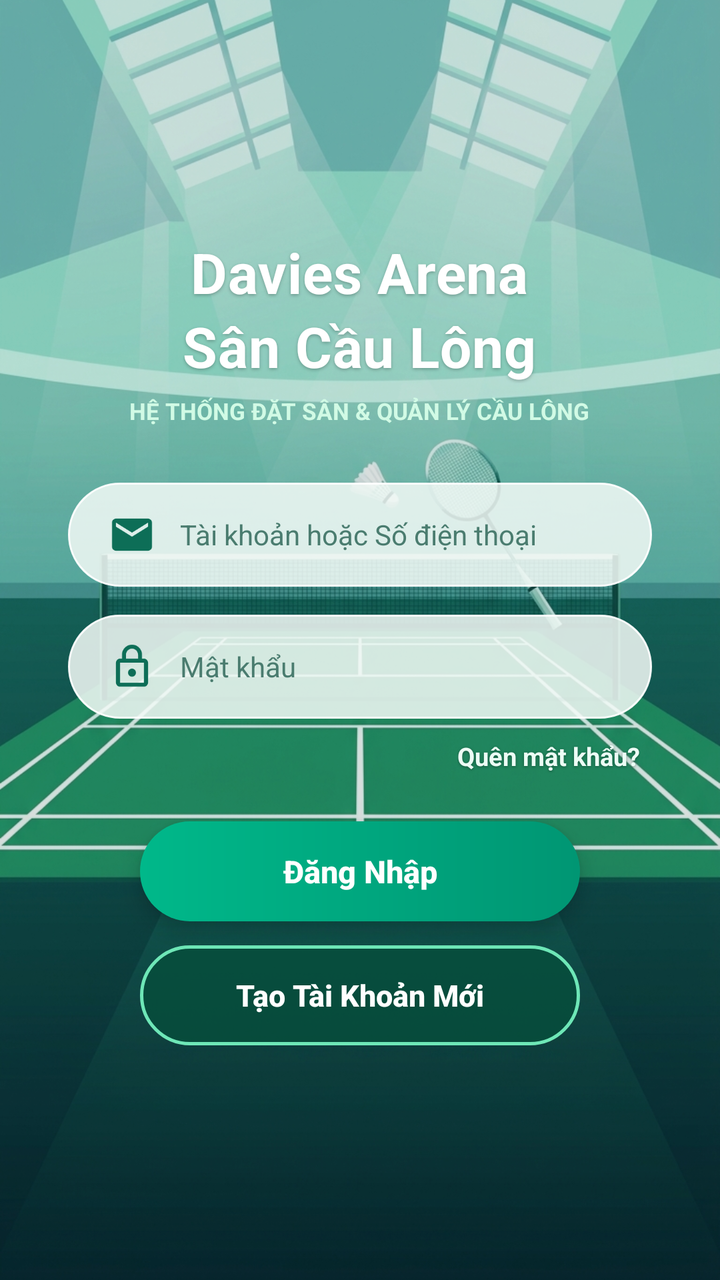
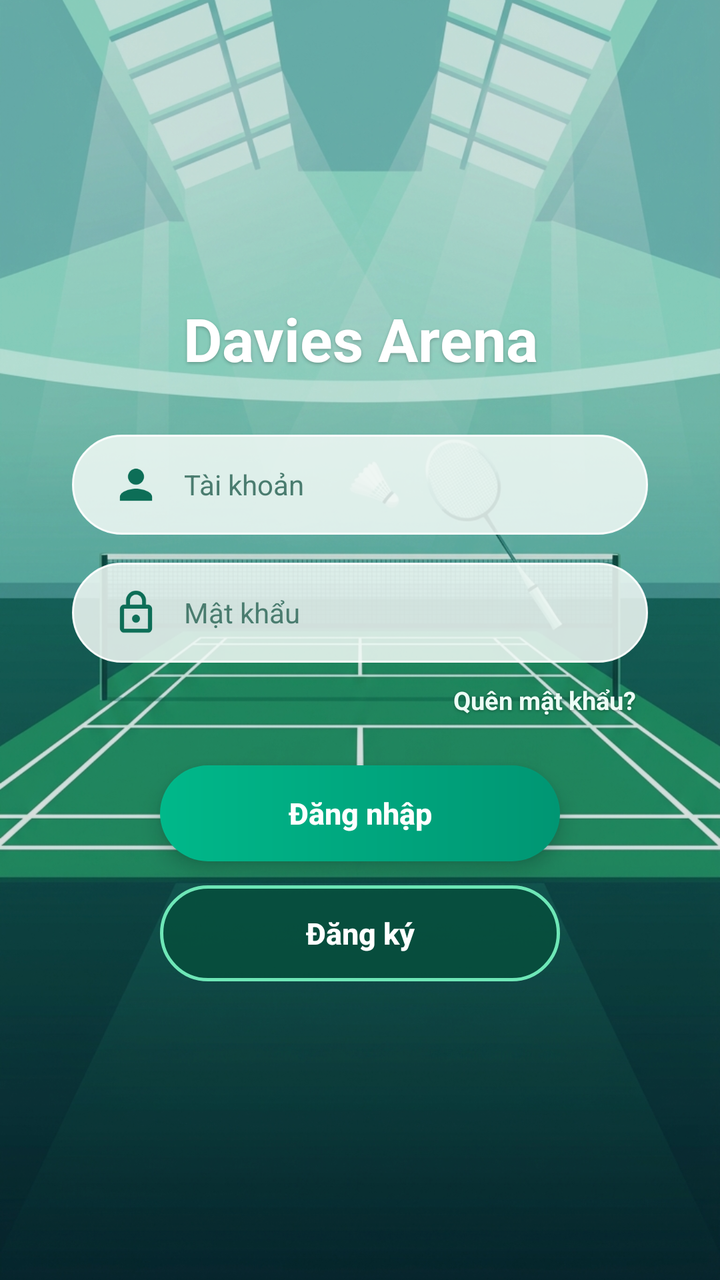

Screens rendered from an Android XML layout before and after an edit, with the pre-edit source and the edit as a unified diff.
<!-- AndroidManifest.xml: application theme Theme.DaviesArena -->
<!-- res/layout/activity_login.xml -->
<?xml version="1.0" encoding="utf-8"?>
<FrameLayout xmlns:android="http://schemas.android.com/apk/res/android"
    android:layout_width="match_parent"
    android:layout_height="match_parent"
    android:background="#06372C">

    
    <ImageView
        android:layout_width="match_parent"
        android:layout_height="match_parent"
        android:contentDescription="Sân cầu lông Davies Arena"
        android:scaleType="centerCrop"
        android:src="@drawable/bg_login_emerald_court" />

    
    <View
        android:layout_width="match_parent"
        android:layout_height="match_parent"
        android:background="#2604221B" />

    
    <LinearLayout
        android:layout_width="match_parent"
        android:layout_height="match_parent"
        android:gravity="center"
        android:orientation="vertical"
        android:paddingStart="34dp"
        android:paddingEnd="34dp">

        
        <TextView
            android:layout_width="wrap_content"
            android:layout_height="wrap_content"
            android:gravity="center"
            android:letterSpacing="0.01"
            android:lineSpacingExtra="4dp"
            android:shadowColor="#40000000"
            android:shadowDx="0"
            android:shadowDy="2"
            android:shadowRadius="4"
            android:text="Davies Arena\nSân Cầu Lông"
            android:textColor="#FFFFFF"
            android:textSize="28sp"
            android:textStyle="bold" />

        <TextView
            android:layout_width="wrap_content"
            android:layout_height="wrap_content"
            android:layout_marginTop="6dp"
            android:layout_marginBottom="28dp"
            android:text="HỆ THỐNG ĐẶT SÂN &amp; QUẢN LÝ CẦU LÔNG"
            android:textColor="#D1FAE5"
            android:textSize="11.5sp"
            android:textStyle="bold" />

        
        <EditText
            android:id="@+id/edtLoginUser"
            android:layout_width="match_parent"
            android:layout_height="52dp"
            android:layout_marginBottom="14dp"
            android:background="@drawable/bg_input_frosted_pill"
            android:drawableStart="@drawable/ic_email"
            android:drawablePadding="12dp"
            android:drawableTint="#0D6E57"
            android:elevation="3dp"
            android:hint="Tài khoản hoặc Số điện thoại"
            android:inputType="text"
            android:paddingStart="20dp"
            android:paddingEnd="20dp"
            android:textColor="#072A22"
            android:textColorHint="#4A7C6F"
            android:textSize="14sp" />

        
        <EditText
            android:id="@+id/edtLoginPass"
            android:layout_width="match_parent"
            android:layout_height="52dp"
            android:background="@drawable/bg_input_frosted_pill"
            android:drawableStart="@drawable/ic_lock"
            android:drawablePadding="12dp"
            android:drawableTint="#0D6E57"
            android:elevation="3dp"
            android:hint="Mật khẩu"
            android:inputType="textPassword"
            android:paddingStart="20dp"
            android:paddingEnd="20dp"
            android:textColor="#072A22"
            android:textColorHint="#4A7C6F"
            android:textSize="14sp" />

        
        <TextView
            android:id="@+id/tvForgotPass"
            android:layout_width="wrap_content"
            android:layout_height="wrap_content"
            android:layout_gravity="end"
            android:layout_marginTop="10dp"
            android:layout_marginEnd="6dp"
            android:shadowColor="#60000000"
            android:shadowDx="0"
            android:shadowDy="1"
            android:shadowRadius="3"
            android:text="Quên mật khẩu?"
            android:textColor="#ECFDF5"
            android:textSize="12.5sp"
            android:textStyle="bold" />

        
        <androidx.appcompat.widget.AppCompatButton
            android:id="@+id/btnLogin"
            android:layout_width="220dp"
            android:layout_height="50dp"
            android:layout_marginTop="24dp"
            android:background="@drawable/bg_btn_emerald_pill"
            android:elevation="6dp"
            android:stateListAnimator="@null"
            android:text="Đăng Nhập"
            android:textAllCaps="false"
            android:textColor="#FFFFFF"
            android:textSize="15.5sp"
            android:textStyle="bold" />

        
        <androidx.appcompat.widget.AppCompatButton
            android:id="@+id/btnRegisterNow"
            android:layout_width="220dp"
            android:layout_height="50dp"
            android:layout_marginTop="12dp"
            android:background="@drawable/bg_btn_emerald_secondary_pill"
            android:elevation="4dp"
            android:stateListAnimator="@null"
            android:text="Tạo Tài Khoản Mới"
            android:textAllCaps="false"
            android:textColor="#FFFFFF"
            android:textSize="15sp"
            android:textStyle="bold" />

    </LinearLayout>
</FrameLayout>
<!-- resources referenced by this layout -->
<resources>
  <!-- drawable bg_btn_emerald_pill (drawable) -->
  <?xml version="1.0" encoding="utf-8"?>
  <shape xmlns:android="http://schemas.android.com/apk/res/android"
      android:shape="rectangle">
      <gradient
          android:angle="0"
          android:endColor="#009673"
          android:startColor="#00B88A" />
      <corners android:radius="26dp" />
  </shape>
  <!-- drawable bg_btn_emerald_secondary_pill (drawable) -->
  <?xml version="1.0" encoding="utf-8"?>
  <shape xmlns:android="http://schemas.android.com/apk/res/android"
      android:shape="rectangle">
      <solid android:color="#CC064E3B" />
      <stroke
          android:width="1.5dp"
          android:color="#6EE7B7" />
      <corners android:radius="26dp" />
  </shape>
  <!-- drawable bg_input_frosted_pill (drawable) -->
  <?xml version="1.0" encoding="utf-8"?>
  <shape xmlns:android="http://schemas.android.com/apk/res/android"
      android:shape="rectangle">
      <solid android:color="#D9F4FBF7" />
      <stroke
          android:width="1dp"
          android:color="#F0FFFFFF" />
      <corners android:radius="26dp" />
  </shape>
  <!-- drawable bg_login_emerald_court: jpg bitmap (drawable-nodpi, 470710 bytes) -->
  <!-- drawable ic_email (drawable) -->
  <vector xmlns:android="http://schemas.android.com/apk/res/android"
      android:width="24dp"
      android:height="24dp"
      android:viewportWidth="24"
      android:viewportHeight="24">
      <path
          android:fillColor="#D32F2F"
          android:pathData="M20,4H4c-1.1,0 -1.99,0.9 -1.99,2L2,18c0,1.1 0.9,2 2,2h16c1.1,0 2,-0.9 2,-2V6c0,-1.1 -0.9,-2 -2,-2zm0,4l-8,5 -8,-5V6l8,5 8,-5v2z"/>
  </vector>
  <!-- drawable ic_lock (drawable) -->
  <vector xmlns:android="http://schemas.android.com/apk/res/android"
      android:width="24dp"
      android:height="24dp"
      android:viewportWidth="24"
      android:viewportHeight="24">
      <path
          android:fillColor="#D32F2F"
          android:pathData="M18,8h-1V6c0,-2.76 -2.24,-5 -5,-5S7,3.24 7,6v2H6c-1.1,0 -2,0.9 -2,2v10c0,1.1 0.9,2 2,2h12c1.1,0 2,-0.9 2,-2V10c0,-1.1 -0.9,-2 -2,-2zM9,6c0,-1.66 1.34,-3 3,-3s3,1.34 3,3v2H9V6zm9,14H6V10h12v10zm-6,-3c1.1,0 2,-0.9 2,-2s-0.9,-2 -2,-2 -2,0.9 -2,2 0.9,2 2,2z"/>
  </vector>
  <style name="Theme.DaviesArena" parent="Theme.MaterialComponents.Light.NoActionBar">
          <item name="colorPrimary">@color/davies_primary</item>
          <item name="colorPrimaryVariant">@color/davies_primary_variant</item>
          <item name="colorOnPrimary">@color/text_white</item>
          <item name="colorSecondary">@color/davies_teal</item>
          <item name="android:statusBarColor">@color/davies_primary_dark</item>
          <item name="android:windowBackground">@color/davies_bg</item>
      </style>
  <color name="davies_primary">#10B981</color>
  <color name="davies_primary_variant">#059669</color>
  <color name="text_white">#FFFFFF</color>
  <color name="davies_teal">#0D9488</color>
  <color name="davies_primary_dark">#064E3B</color>
  <color name="davies_bg">#F8FAFC</color>
</resources>

<!-- the commit's change to res/layout/activity_login.xml (unified diff, before → after) -->
@@ -4,7 +4,6 @@
     android:layout_height="match_parent"
     android:background="#06372C">
 
-    
     <ImageView
         android:layout_width="match_parent"
         android:layout_height="match_parent"
@@ -12,7 +11,6 @@
         android:scaleType="centerCrop"
         android:src="@drawable/bg_login_emerald_court" />
 
-    
     <View
         android:layout_width="match_parent"
         android:layout_height="match_parent"
@@ -24,47 +22,34 @@
         android:layout_height="match_parent"
         android:gravity="center"
         android:orientation="vertical"
-        android:paddingStart="34dp"
-        android:paddingEnd="34dp">
+        android:paddingStart="36dp"
+        android:paddingEnd="36dp">
 
-        
         <TextView
             android:layout_width="wrap_content"
             android:layout_height="wrap_content"
+            android:layout_marginBottom="28dp"
             android:gravity="center"
-            android:letterSpacing="0.01"
-            android:lineSpacingExtra="4dp"
             android:shadowColor="#40000000"
             android:shadowDx="0"
             android:shadowDy="2"
             android:shadowRadius="4"
-            android:text="Davies Arena\nSân Cầu Lông"
+            android:text="Davies Arena"
             android:textColor="#FFFFFF"
-            android:textSize="28sp"
+            android:textSize="30sp"
             android:textStyle="bold" />
 
-        <TextView
-            android:layout_width="wrap_content"
-            android:layout_height="wrap_content"
-            android:layout_marginTop="6dp"
-            android:layout_marginBottom="28dp"
-            android:text="HỆ THỐNG ĐẶT SÂN &amp; QUẢN LÝ CẦU LÔNG"
-            android:textColor="#D1FAE5"
-            android:textSize="11.5sp"
-            android:textStyle="bold" />
-
-        
         <EditText
             android:id="@+id/edtLoginUser"
             android:layout_width="match_parent"
-            android:layout_height="52dp"
+            android:layout_height="50dp"
             android:layout_marginBottom="14dp"
             android:background="@drawable/bg_input_frosted_pill"
-            android:drawableStart="@drawable/ic_email"
+            android:drawableStart="@drawable/ic_person"
             android:drawablePadding="12dp"
             android:drawableTint="#0D6E57"
             android:elevation="3dp"
-            android:hint="Tài khoản hoặc Số điện thoại"
+            android:hint="Tài khoản"
             android:inputType="text"
             android:paddingStart="20dp"
             android:paddingEnd="20dp"
@@ -72,11 +57,10 @@
             android:textColorHint="#4A7C6F"
             android:textSize="14sp" />
 
-        
         <EditText
             android:id="@+id/edtLoginPass"
             android:layout_width="match_parent"
-            android:layout_height="52dp"
+            android:layout_height="50dp"
             android:background="@drawable/bg_input_frosted_pill"
             android:drawableStart="@drawable/ic_lock"
             android:drawablePadding="12dp"
@@ -90,7 +74,6 @@
             android:textColorHint="#4A7C6F"
             android:textSize="14sp" />
 
-        
         <TextView
             android:id="@+id/tvForgotPass"
             android:layout_width="wrap_content"
@@ -110,28 +93,28 @@
         
         <androidx.appcompat.widget.AppCompatButton
             android:id="@+id/btnLogin"
-            android:layout_width="220dp"
-            android:layout_height="50dp"
+            android:layout_width="200dp"
+            android:layout_height="48dp"
             android:layout_marginTop="24dp"
             android:background="@drawable/bg_btn_emerald_pill"
             android:elevation="6dp"
             android:stateListAnimator="@null"
-            android:text="Đăng Nhập"
+            android:text="Đăng nhập"
             android:textAllCaps="false"
             android:textColor="#FFFFFF"
-            android:textSize="15.5sp"
+            android:textSize="15sp"
             android:textStyle="bold" />
 
         
         <androidx.appcompat.widget.AppCompatButton
             android:id="@+id/btnRegisterNow"
-            android:layout_width="220dp"
-            android:layout_height="50dp"
+            android:layout_width="200dp"
+            android:layout_height="48dp"
             android:layout_marginTop="12dp"
             android:background="@drawable/bg_btn_emerald_secondary_pill"
             android:elevation="4dp"
             android:stateListAnimator="@null"
-            android:text="Tạo Tài Khoản Mới"
+            android:text="Đăng ký"
             android:textAllCaps="false"
             android:textColor="#FFFFFF"
             android:textSize="15sp"
<!-- resource entries referenced after the edit -->
@@ -31,16 +31,6 @@
       <corners android:radius="26dp" />
   </shape>
   <!-- drawable bg_login_emerald_court: jpg bitmap (drawable-nodpi, 470710 bytes) -->
-  <!-- drawable ic_email (drawable) -->
-  <vector xmlns:android="http://schemas.android.com/apk/res/android"
-      android:width="24dp"
-      android:height="24dp"
-      android:viewportWidth="24"
-      android:viewportHeight="24">
-      <path
-          android:fillColor="#D32F2F"
-          android:pathData="M20,4H4c-1.1,0 -1.99,0.9 -1.99,2L2,18c0,1.1 0.9,2 2,2h16c1.1,0 2,-0.9 2,-2V6c0,-1.1 -0.9,-2 -2,-2zm0,4l-8,5 -8,-5V6l8,5 8,-5v2z"/>
-  </vector>
   <!-- drawable ic_lock (drawable) -->
   <vector xmlns:android="http://schemas.android.com/apk/res/android"
       android:width="24dp"
@@ -50,6 +40,16 @@
       <path
           android:fillColor="#D32F2F"
           android:pathData="M18,8h-1V6c0,-2.76 -2.24,-5 -5,-5S7,3.24 7,6v2H6c-1.1,0 -2,0.9 -2,2v10c0,1.1 0.9,2 2,2h12c1.1,0 2,-0.9 2,-2V10c0,-1.1 -0.9,-2 -2,-2zM9,6c0,-1.66 1.34,-3 3,-3s3,1.34 3,3v2H9V6zm9,14H6V10h12v10zm-6,-3c1.1,0 2,-0.9 2,-2s-0.9,-2 -2,-2 -2,0.9 -2,2 0.9,2 2,2z"/>
+  </vector>
+  <!-- drawable ic_person (drawable) -->
+  <vector xmlns:android="http://schemas.android.com/apk/res/android"
+      android:width="24dp"
+      android:height="24dp"
+      android:viewportWidth="24"
+      android:viewportHeight="24">
+      <path
+          android:fillColor="#D32F2F"
+          android:pathData="M12,12c2.21,0 4,-1.79 4,-4s-1.79,-4 -4,-4 -4,1.79 -4,4 1.79,4 4,4zM12,14c-2.67,0 -8,1.34 -8,4v2h16v-2c0,-2.66 -5.33,-4 -8,-4z"/>
   </vector>
   <style name="Theme.DaviesArena" parent="Theme.MaterialComponents.Light.NoActionBar">
           <item name="colorPrimary">@color/davies_primary</item>
